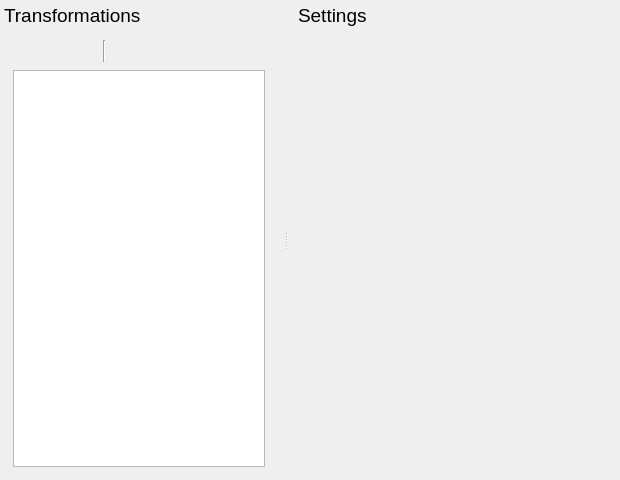
The window that modules/videotransform/vtransformctldialog.ui (syntalos/syntalos) describes before a commit, drawn with Qt 5.
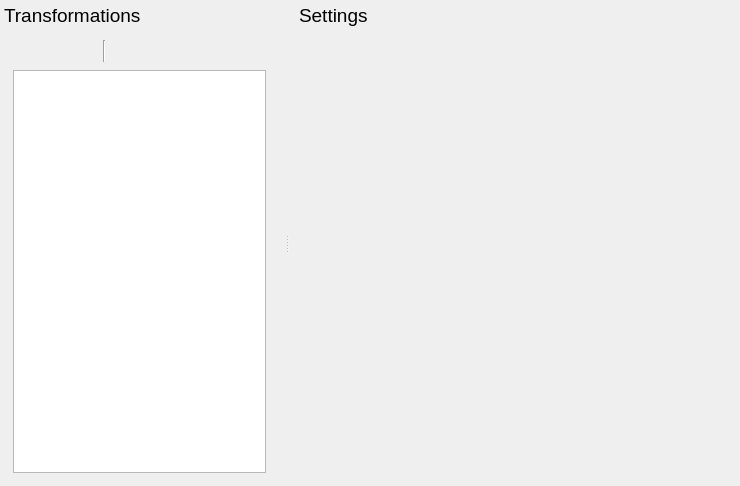
The same window after the commit. Icons and pictures are not drawn.

Commit message: videotransform: Improve UI a bit and validate crop ROI earlier

```diff
--- a/modules/videotransform/vtransformctldialog.ui
+++ b/modules/videotransform/vtransformctldialog.ui
@@ -6,8 +6,8 @@
    <rect>
     <x>0</x>
     <y>0</y>
-    <width>620</width>
-    <height>480</height>
+    <width>740</width>
+    <height>486</height>
    </rect>
   </property>
   <property name="windowTitle">
```
Left out of the diff: 12 changed lines with no effect on the pictures. The commit also changes 3 other files.
